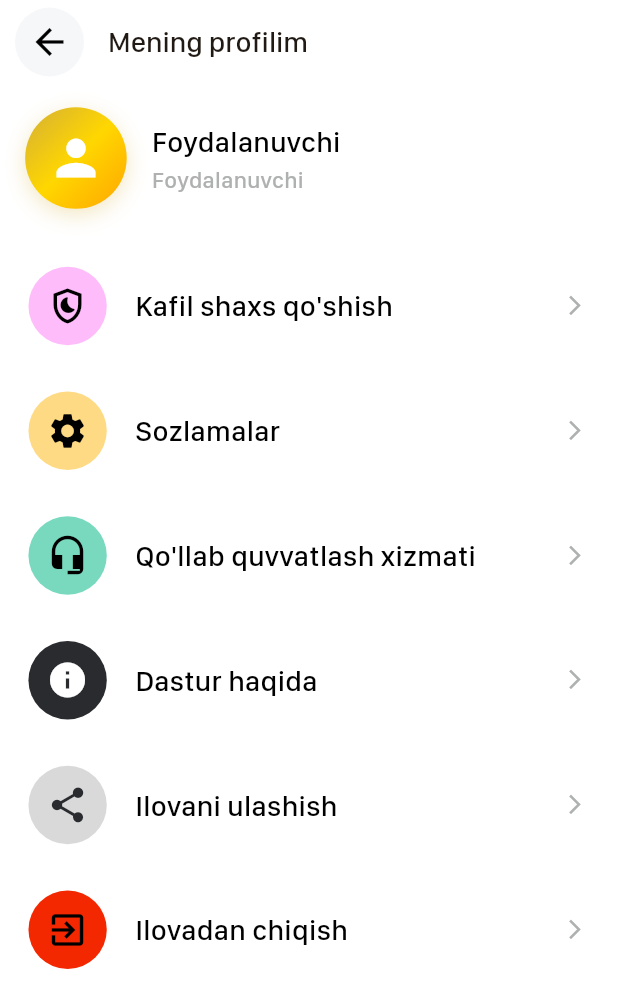
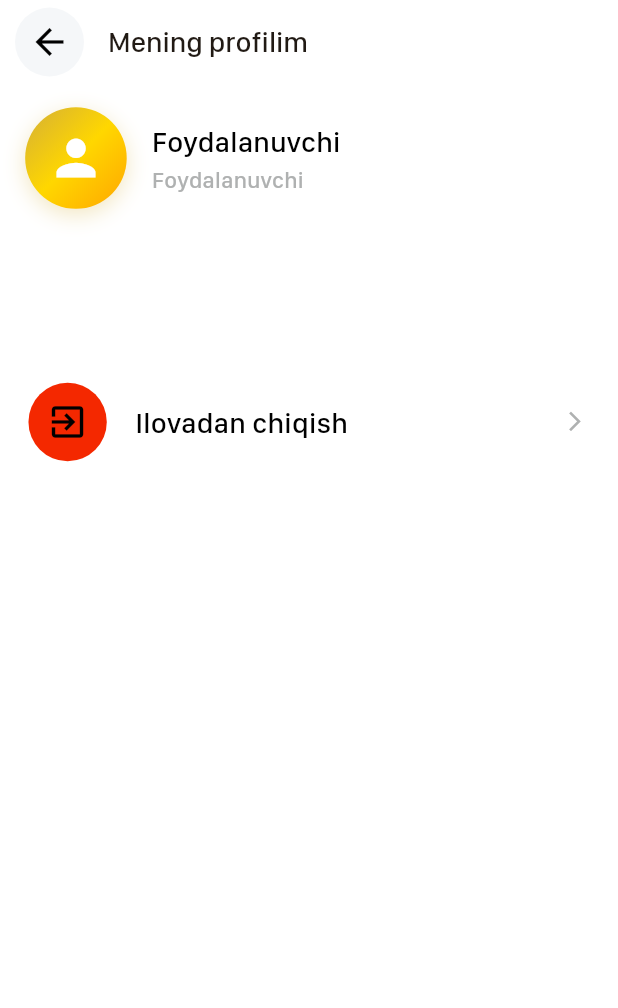
Before and after one commit to IbrokhimSidikov/tezqu, a Flutter app: the Profile screen opened by its route, on a phone screen of 412 x 824 dp. Shown: the top 1008 px of the screen. Run offline on Flutter 3.47's test engine with Material 3 defaults, Android fonts, the phone set to English and light mode, and no system bars; our stand-ins replace bloc, connectivity_plus, dartz, dio, equatable, flutter_bloc and 11 more; missing offline and left inert: iconify_flutter; accounts and stored records are empty; project files that could hold a hidden picture were left out.

Commit message:
closed release

```diff
--- a/lib/features/payments/presentation/pages/details_payment.dart
+++ b/lib/features/payments/presentation/pages/details_payment.dart
@@ -1,8 +1,5 @@
-import 'package:flutter/cupertino.dart';
 import 'package:flutter/material.dart';
 import 'package:flutter_screenutil/flutter_screenutil.dart';
-import 'package:iconify_flutter/iconify_flutter.dart';
-import 'package:iconify_flutter/icons/tabler.dart';
 import 'package:tezqu/core/shared/app_banner.dart';
 
 import '../../../../core/constants/app_colors.dart';
--- a/lib/features/profile/presentation/pages/profile.dart
+++ b/lib/features/profile/presentation/pages/profile.dart
@@ -171,49 +171,49 @@ class _ProfileState extends State<Profile> {
             SizedBox(height: 32.h),
 
             // Menu Items
-            _buildMenuItem(
-              icon: Icons.shield_moon_outlined,
-              iconColor: AppColors.cxFFBCFA,
-              color: AppColors.cxFFBCFA,
-              title: "Kafil shaxs qo'shish",
-              onTap: () {},
-            ),
+            // _buildMenuItem(
+            //   icon: Icons.shield_moon_outlined,
+            //   iconColor: AppColors.cxFFBCFA,
+            //   color: AppColors.cxFFBCFA,
+            //   title: "Kafil shaxs qo'shish",
+            //   onTap: () {},
+            // ),
             SizedBox(height: 16.h),
 
-            _buildMenuItem(
-              icon: Icons.settings,
-              iconColor: AppColors.cxFEDA84,
-              color: AppColors.cxFEDA84,
-              title: "Sozlamalar",
-              onTap: () {},
-            ),
+            // _buildMenuItem(
+            //   icon: Icons.settings,
+            //   iconColor: AppColors.cxFEDA84,
+            //   color: AppColors.cxFEDA84,
+            //   title: "Sozlamalar",
+            //   onTap: () {},
+            // ),
             SizedBox(height: 16.h),
 
-            _buildMenuItem(
-              icon: Icons.headset_mic,
-              color: AppColors.cx78D9BF,
-              iconColor: AppColors.cx78D9BF,
-              title: "Qo'llab quvvatlash xizmati",
-              onTap: () {},
-            ),
+            // _buildMenuItem(
+            //   icon: Icons.headset_mic,
+            //   color: AppColors.cx78D9BF,
+            //   iconColor: AppColors.cx78D9BF,
+            //   title: "Qo'llab quvvatlash xizmati",
+            //   onTap: () {},
+            // ),
             SizedBox(height: 16.h),
 
-            _buildMenuItem(
-              icon: Icons.info,
-              color: AppColors.cx292B2F,
-              iconColor: AppColors.cx292B2F,
-              title: "Dastur haqida",
-              onTap: () {},
-            ),
+            // _buildMenuItem(
+            //   icon: Icons.info,
+            //   color: AppColors.cx292B2F,
+            //   iconColor: AppColors.cx292B2F,
+            //   title: "Dastur haqida",
+            //   onTap: () {},
+            // ),
             SizedBox(height: 16.h),
 
-            _buildMenuItem(
-              icon: Icons.share,
-              color: AppColors.cxD9D9D9,
-              iconColor: AppColors.cxAFB1B1,
-              title: "Ilovani ulashish",
-              onTap: () {},
-            ),
+            // _buildMenuItem(
+            //   icon: Icons.share,
+            //   color: AppColors.cxD9D9D9,
+            //   iconColor: AppColors.cxAFB1B1,
+            //   title: "Ilovani ulashish",
+            //   onTap: () {},
+            // ),
             SizedBox(height: 16.h),
 
             _buildMenuItem(
```
Also changed, not shown: 5 other files.
